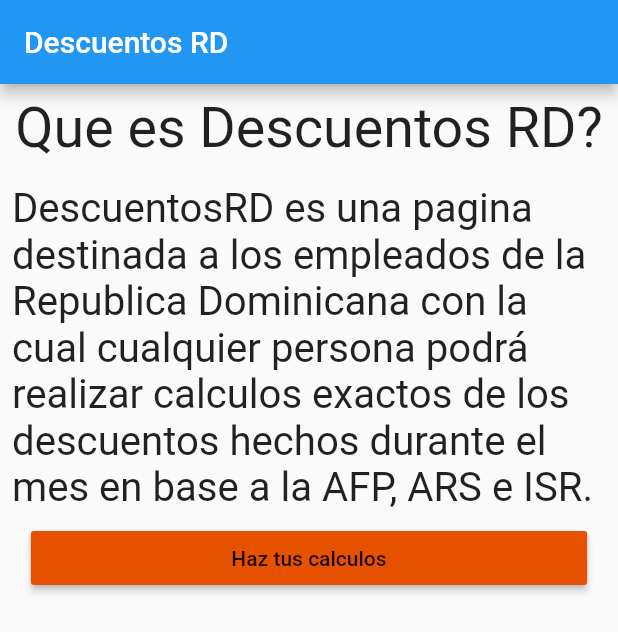
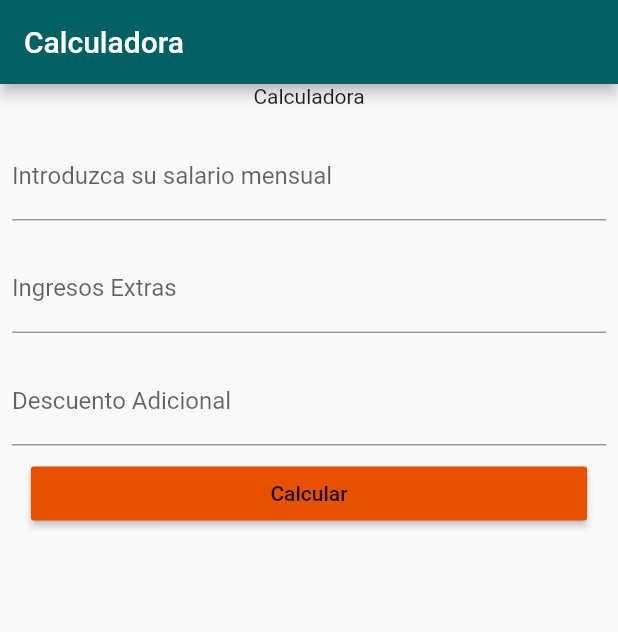
Before and after one commit to Jrodriguez83/descuentosRd, a Flutter app: the screen it shows after launch, on a phone screen of 412 x 824 dp. Shown: the top 632 px of the screen. Run offline on Flutter 3.47's test engine with Material 2 defaults, Android fonts, the phone set to English and light mode, and no system bars.

Commit message:
version 2

```diff
--- /dev/null
+++ b/lib/Screens/Calculadora.dart
@@ -0,0 +1,34 @@
+import 'package:descuentos_rd/Widgets/CustomButton.dart';
+import 'package:descuentos_rd/Widgets/CustomTextField.dart';
+import 'package:flutter/material.dart';
+
+class Calculadora extends StatelessWidget {
+  @override
+  Widget build(BuildContext context) {
+    return Scaffold(
+      appBar: AppBar(
+        title: Text("Calculadora"),
+      ),
+      body: SingleChildScrollView(
+        child: Column(
+          children: [
+            Container(
+              alignment: Alignment.center,
+              padding: EdgeInsets.only(bottom: 8.0),
+              child: Text('Calculadora'),
+            ),
+            CustomTextField(
+              labelText: 'Introduzca su salario mensual',
+              hintText: 'Ej: \$20,000',
+            ),
+            CustomTextField(
+                labelText: 'Ingresos Extras', hintText: 'Ej: \$2,000'),
+            CustomTextField(
+                labelText: 'Descuento Adicional', hintText: 'Ej: \$1,000'),
+            CustomButton(text: 'Calcular',onPressed:(){}),
+          ],
+        ),
+      ),
+    );
+  }
+}
--- a/lib/Screens/MainScreen.dart
+++ b/lib/Screens/MainScreen.dart
@@ -1,4 +1,5 @@
 import 'package:flutter/material.dart';
+import 'package:descuentos_rd/Widgets/CustomButton.dart';
 
 class MainScreen extends StatelessWidget {
   static const descripcion =
@@ -30,14 +31,7 @@ class MainScreen extends StatelessWidget {
                   TextStyle(fontSize: screenSize.width * 0.065),
             ),
           ),
-          Container(
-            width: screenSize.width * 0.9,
-            child: RaisedButton(
-              color: Colors.orange[900],
-              child: Text('Haz tus calculos'),
-              onPressed: () {},
-            ),
-          )
+          CustomButton(text: 'Haz tus calculos',onPressed: (){},)
         ],
       ),
     );
--- /dev/null
+++ b/lib/Widgets/CustomButton.dart
@@ -0,0 +1,22 @@
+import 'package:flutter/material.dart';
+
+class CustomButton extends StatelessWidget {
+  CustomButton({
+    @required this.text,
+    @required this.onPressed,
+  });
+  String text;
+  Function onPressed;
+  @override
+  Widget build(BuildContext context) {
+    var screenSize = MediaQuery.of(context).size;
+    return Container(
+            width: screenSize.width * 0.9,
+            child: RaisedButton(
+              color: Colors.orange[900],
+              child: Text(text),
+              onPressed: onPressed,
+            ),
+          );
+  }
+}
--- /dev/null
+++ b/lib/Widgets/CustomTextField.dart
@@ -0,0 +1,23 @@
+import 'package:flutter/material.dart';
+
+class CustomTextField extends StatelessWidget {
+  CustomTextField({
+    @required this.labelText,
+    @required this.hintText,
+  });
+
+  final String labelText;
+  final String hintText;
+
+  @override
+  Widget build(BuildContext context) {
+    return Container(
+      margin: EdgeInsets.all(8.0),
+      child: TextField(
+        keyboardType: TextInputType.number,
+        decoration:
+            InputDecoration(labelText: labelText, hintText: hintText),
+      ),
+    );
+  }
+}
--- a/lib/main.dart
+++ b/lib/main.dart
@@ -1,3 +1,4 @@
+import 'package:descuentos_rd/Screens/Calculadora.dart';
 import 'package:descuentos_rd/Screens/mainscreen.dart';
 import 'package:flutter/material.dart';
 
@@ -9,7 +10,10 @@ class DescuentosRd extends StatelessWidget {
   @override
   Widget build(BuildContext context) {
     return MaterialApp(
-      home: MainScreen(),
+      theme: ThemeData(
+        primaryColor: Colors.cyan[900]
+      ),
+      home: Calculadora(),
     );
   }
 }
```
Also changed, not shown: 1 other file.
